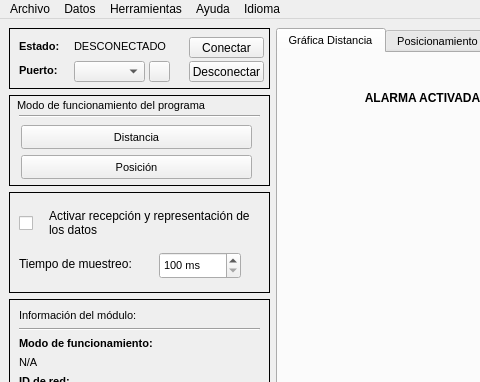
This is src/mainwindow.ui in AntonioRuizR/UCO-DWM-1001 as Qt 5 draws it before an edit; both pictures show x 0 to 480 and y 0 to 382 of the 1027 by 587 pixel window. The edited form follows.
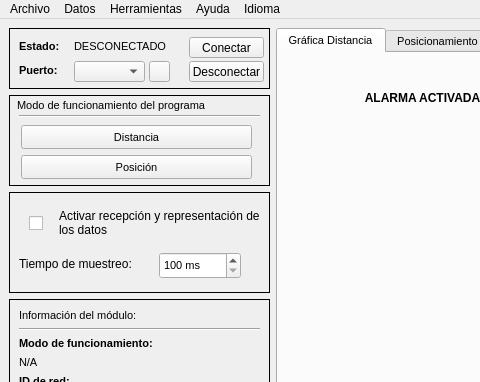
This is the edited form. Custom widgets are drawn as their Qt base class.

Diff of the .ui file:
```diff
--- a/src/mainwindow.ui
+++ b/src/mainwindow.ui
@@ -291,7 +291,7 @@
           <widget class="QCheckBox" name="plot_distance">
            <property name="geometry">
             <rect>
-             <x>10</x>
+             <x>20</x>
              <y>16</y>
              <width>21</width>
              <height>31</height>
@@ -309,9 +309,9 @@
           <widget class="QLabel" name="label_4">
            <property name="geometry">
             <rect>
-             <x>40</x>
+             <x>50</x>
              <y>10</y>
-             <width>211</width>
+             <width>201</width>
              <height>41</height>
             </rect>
            </property>
```
